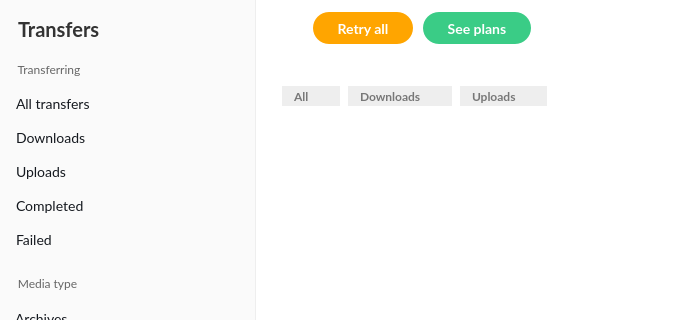
This is src/MEGASync/transfers/gui/linux/TransferManager.ui in meganz/MEGAsync as Qt 5 draws it before an edit; both pictures show x 0 to 691 and y 0 to 320 of the 1161 by 720 pixel window. The edited form follows.
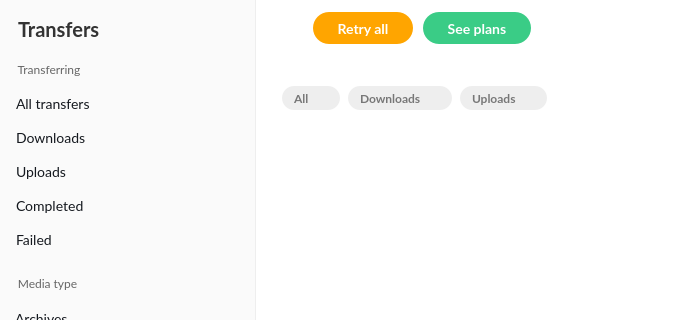
This is the edited form. The open tabs and pages were chosen to show the change. Icons and pictures are not drawn. Custom widgets are drawn as their Qt base class.

Commit message: Some ui fixes when testing in Linux and macOS

Patch:
```diff
--- a/src/MEGASync/transfers/gui/linux/TransferManager.ui
+++ b/src/MEGASync/transfers/gui/linux/TransferManager.ui
@@ -192,12 +192,12 @@
 
 #bPause, #bSearch
 {
-    height: 36px;
-    width: 36px;
-    min-height: 36px;
-    min-width: 36px;
-    max-height: 36px;
-    max-width: 36px;
+    height: 32px;
+    width: 32px;
+    min-height: 32px;
+    min-width: 32px;
+    max-height: 32px;
+    max-width: 32px;
     qProperty-iconSize: 32px;
     padding: 0px;
     margin: 0px;
@@ -257,17 +257,6 @@
     font-weight: bold;
     text-align: right;
 }
-
-#bClearAll
-{
-    min-height: 36px;
-    min-width: 36px;
-    max-height: 36px;
-    max-width: 36px;
-    height: 36px;
-    width: 36px;
-    qProperty-iconSize: 36px;
-}
  
 QToolButton
 {
@@ -707,7 +696,7 @@
             <item>
              <widget class="QPushButton" name="tAllTransfers">
               <property name="sizePolicy">
-               <sizepolicy hsizetype="Minimum" vsizetype="Fixed">
+               <sizepolicy hsizetype="Expanding" vsizetype="Fixed">
                 <horstretch>0</horstretch>
                 <verstretch>0</verstretch>
                </sizepolicy>
@@ -2499,6 +2488,18 @@
                 </property>
                 <item>
                  <widget class="QWidget" name="wAllResults" native="true">
+                  <property name="minimumSize">
+                   <size>
+                    <width>0</width>
+                    <height>24</height>
+                   </size>
+                  </property>
+                  <property name="maximumSize">
+                   <size>
+                    <width>16777215</width>
+                    <height>24</height>
+                   </size>
+                  </property>
                   <property name="cursor">
                    <cursorShape>PointingHandCursor</cursorShape>
                   </property>
@@ -2540,6 +2541,18 @@
                 </item>
                 <item>
                  <widget class="QWidget" name="wDlResults" native="true">
+                  <property name="minimumSize">
+                   <size>
+                    <width>0</width>
+                    <height>24</height>
+                   </size>
+                  </property>
+                  <property name="maximumSize">
+                   <size>
+                    <width>16777215</width>
+                    <height>24</height>
+                   </size>
+                  </property>
                   <property name="cursor">
                    <cursorShape>PointingHandCursor</cursorShape>
                   </property>
@@ -2581,6 +2594,18 @@
                 </item>
                 <item>
                  <widget class="QWidget" name="wUlResults" native="true">
+                  <property name="minimumSize">
+                   <size>
+                    <width>0</width>
+                    <height>24</height>
+                   </size>
+                  </property>
+                  <property name="maximumSize">
+                   <size>
+                    <width>16777215</width>
+                    <height>24</height>
+                   </size>
+                  </property>
                   <property name="cursor">
                    <cursorShape>PointingHandCursor</cursorShape>
                   </property>
```
Lines whose indentation alone changed are shown as unchanged. The commit also changes 2 other files.
